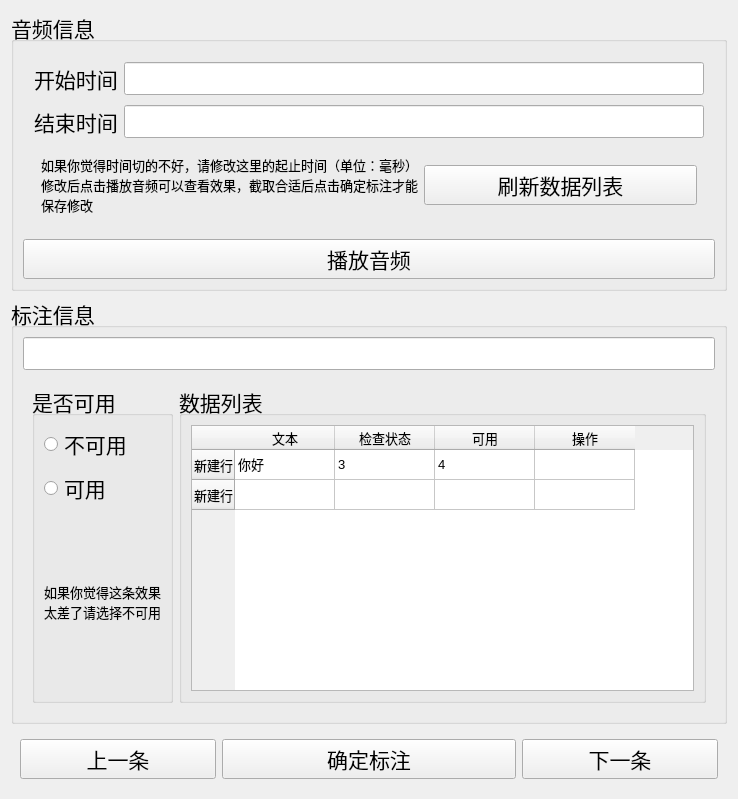
kslz/SoundLabel, file ui/gui.ui: the form before one commit.
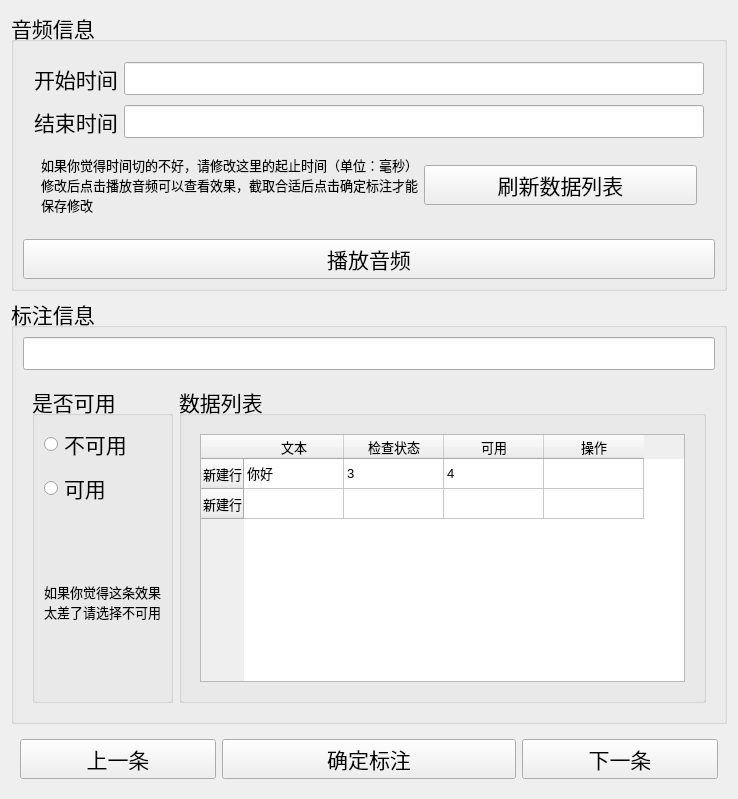
The form after the commit.

Commit message: 标记页面做到一半，下班

Patch:
```diff
--- a/ui/gui.ui
+++ b/ui/gui.ui
@@ -200,11 +200,24 @@
          </item>
          <item>
           <widget class="QGroupBox" name="groupBox_3">
+           <property name="font">
+            <font>
+             <pointsize>16</pointsize>
+            </font>
+           </property>
            <property name="title">
             <string>数据列表</string>
            </property>
            <layout class="QVBoxLayout" name="verticalLayout_4">
             <item>
+             <widget class="QWidget" name="widget_7" native="true">
+              <property name="font">
+               <font>
+                <pointsize>10</pointsize>
+               </font>
+              </property>
+              <layout class="QHBoxLayout" name="horizontalLayout_6">
+               <item>
              <widget class="QTableWidget" name="tableWidget">
               <property name="font">
                <font>
@@ -265,6 +278,9 @@
                 <string>4</string>
                </property>
               </item>
+                </widget>
+               </item>
+              </layout>
              </widget>
             </item>
            </layout>
```
Left out of the diff: 6 changed lines with no effect on the pictures. Lines whose indentation alone changed are shown as unchanged. The commit also changes 2 other files.
